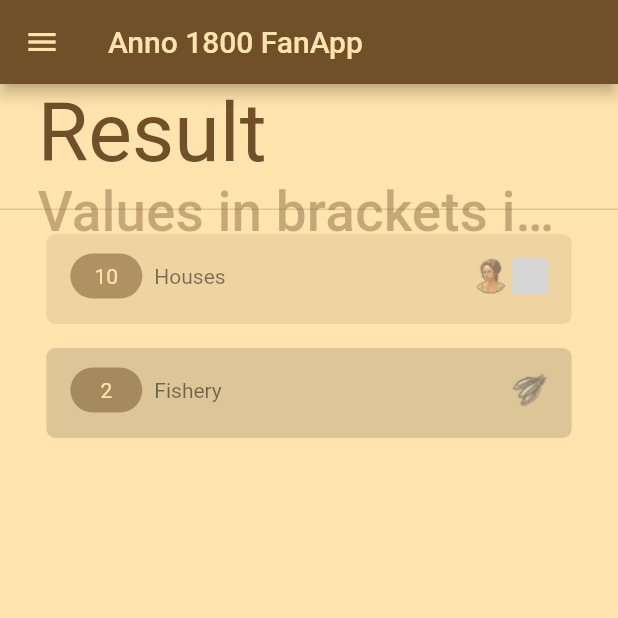
After one commit to vleeuwenmenno/Anno1800-FanApp, a Flutter app: the PopNeedsResult screen opened by its route, on a phone screen of 412 x 824 dp, the top half of it. The commit adds this screen. Run offline on Flutter 3.47's test engine with Material 2 defaults, Android fonts, the phone set to English and light mode, and no system bars; our stand-ins replace cached_network_image, flutter_html, flutter_screenutil, timeago; missing offline and left inert: webfeed; network calls fail; Roboto replaces fonts that are missing (Angsana New); grey boxes are pictures that could not be loaded.

Commit message:
Added excel file for needs Added result indicator widget Updated changelog and licenses file with scrollviews

```diff
--- a/lib/main.dart
+++ b/lib/main.dart
@@ -4,6 +4,7 @@ import 'package:anno1800_fanapp/pages/about/licenses.dart';
 import 'package:anno1800_fanapp/pages/newsFeed/newsDetails.dart';
 import 'package:anno1800_fanapp/pages/newsFeed/newsFeed.dart';
 import 'package:anno1800_fanapp/pages/popNeeds/popNeeds.dart';
+import 'package:anno1800_fanapp/pages/popNeeds/popNeedsResult.dart';
 import 'package:anno1800_fanapp/widgets/drawer.dart';
 import 'package:flutter/material.dart';
 import 'package:anno1800_fanapp/pages/splash.dart';
@@ -79,7 +80,8 @@ class MyApp extends StatelessWidget
 				'/drawer/news': (context) => NewsFeed(),
 				'/drawer/news/details': (context) => NewsDetails(),
 
-				"/drawer/population needs": (context) => PopNeeds(),
+				'/drawer/population needs': (context) => PopNeeds(),
+				'/drawer/population needs/result': (context) => PopNeedsResult(),
 
 				'/drawer/about': (context) => About(),
 				'/drawer/about/changelog': (context) => Changelog(),
--- /dev/null
+++ b/lib/pages/popNeeds/popNeedsResult.dart
@@ -0,0 +1,58 @@
+import 'package:anno1800_fanapp/widgets/MenuEntryRow.dart';
+import 'package:anno1800_fanapp/widgets/resultIndicator.dart';
+import 'package:flutter/material.dart';
+import 'package:flutter_screenutil/flutter_screenutil.dart';
+import 'package:anno1800_fanapp/widgets/drawer.dart';
+
+class PopNeedsResult extends StatefulWidget
+{
+	@override
+	PopNeedsResultState createState() => PopNeedsResultState();
+}
+
+class PopNeedsResultState extends State<PopNeedsResult>
+{
+	Widget build(BuildContext context)
+	{
+		ScreenUtil.instance = ScreenUtil.getInstance()..init(context);
+
+		return Scaffold(
+			appBar: AppBar(
+				title: Text('Anno 1800 FanApp'),
+			),
+			drawer: SideMenu(activePageId: 1),
+			body: SingleChildScrollView(
+				child: Column(
+					children: <Widget>
+					[
+						MenuEntryRow(
+							mainText: "Result",
+							subText: "Values in brackets is efficiency",
+							type: MenuEntryRowType.Text
+						),
+
+						Padding(padding: EdgeInsets.all(8)),
+
+						ResultIndicator(
+							width: (MediaQuery.of(context).size.width / 100) * 85,
+							icon: AssetImage("assets/tiers/farmer.png"),
+							secondaryIcon: AssetImage("assets/buildings/Residence.png"),
+							text: "Houses",
+							count: 10
+						),
+
+						Padding(padding: EdgeInsets.all(8)),
+
+						ResultIndicator(
+							width: (MediaQuery.of(context).size.width / 100) * 85,
+							icon: AssetImage("assets/resources/Fish.png"),
+							text: "Fishery",
+							count: 2,
+							percentage: 50,
+						)
+					]
+				)
+			)
+		);
+	}
+}
--- a/lib/widgets/MenuEntryRow.dart
+++ b/lib/widgets/MenuEntryRow.dart
@@ -101,7 +101,7 @@ class MenuEntryRowState extends State<MenuEntryRow>
 		return GestureDetector(
 			onTap: widget.enabled ? widget.onTap : null,
 			child: Container(
-				height: 75,
+				height: 84,
 				decoration: BoxDecoration(
 					color: (widget.dark ? const Color(0xff714F28) : const Color(0xffFFE4AD))
 				),
--- /dev/null
+++ b/lib/widgets/resultIndicator.dart
@@ -0,0 +1,153 @@
+import 'package:flutter/material.dart';
+
+class ResultIndicator extends StatefulWidget
+{
+	final String text;
+	final int count;
+
+	final ImageProvider icon;
+	final ImageProvider secondaryIcon;
+
+	final Color color;
+
+	final TextStyle labelStyle;
+
+	final VoidCallback onPressed;
+
+	BorderRadius borderRadius;
+
+	final double height;
+	final double width;
+	final double percentage;
+
+	final Duration animationDuration;
+
+	ResultIndicator({
+		this.text,
+		this.count,
+
+		this.icon,
+		this.secondaryIcon,
+
+		this.color = const Color(0x12000000),
+
+		this.labelStyle = const TextStyle(
+			fontFamily: 'Angsana New',
+			fontSize: 14.0,
+			color: const Color(0xff000000),
+			fontWeight: FontWeight.bold
+		),
+
+		this.onPressed,
+
+		this.borderRadius,
+
+		this.width = 256,
+		this.height = 60.0,
+		this.percentage = 0.0,
+
+		this.animationDuration = const Duration(milliseconds: 200)
+	});
+
+	@override
+	ResultIndicatorState createState() => ResultIndicatorState();
+}
+
+class ResultIndicatorState extends State<ResultIndicator> with SingleTickerProviderStateMixin
+{
+	@override
+	Widget build(BuildContext context)
+	{
+		if (widget.borderRadius == null)
+			widget.borderRadius = BorderRadius.circular(6.0);
+
+		return AnimatedContainer(
+			duration: widget.animationDuration,
+			width: widget.width,
+			height: widget.height,
+			child: Stack(
+				children: <Widget>
+				[
+					AnimatedContainer(
+						duration: widget.animationDuration,
+						width: (widget.width / 100) * (widget.percentage * 100),
+						height: widget.height,
+						decoration: BoxDecoration(
+							color: widget.color,
+							borderRadius: widget.borderRadius,
+						),
+					),
+
+					AnimatedContainer(
+						duration: widget.animationDuration,
+						width: widget.width,
+						height: widget.height,
+						decoration: BoxDecoration(
+							color: widget.color,
+							borderRadius: widget.borderRadius,
+						),
+						child: ListTile(
+							title: Row(
+								children: <Widget>
+								[
+									AnimatedContainer(
+										duration: widget.animationDuration,
+										width: 48,
+										height: widget.height / 2,
+										decoration: BoxDecoration(
+											color: Color(0x80714F28),
+											borderRadius: BorderRadius.circular(30),
+										),
+										child: AnimatedContainer(
+											duration: widget.animationDuration,
+											alignment: FractionalOffset.center,
+											child: RichText(
+												text: TextSpan(
+													text: "${widget.count}",
+													style: TextStyle(
+														color: Color(0xffFFE4AD)
+													)
+												)
+											)
+										)
+									),
+
+									Padding(padding: EdgeInsets.only(left: 8)),
+
+									RichText(
+										text: TextSpan(
+											text: widget.text,
+											style: TextStyle(
+												color: Color(0x80000000)
+											)
+										)
+									)
+								]
+							),
+							trailing: Container(
+								child: Stack(
+									children: <Widget>
+									[
+										Opacity(child: Image(image: widget.icon, width: 24), opacity: 0.5),
+
+										widget.secondaryIcon != null ?
+										Padding(
+											padding: EdgeInsets.only(left: 26),
+											child: Opacity(
+												opacity: 0.5,
+												child: Image(
+													image: widget.secondaryIcon,
+													width: 24
+												)
+											)
+										) : Offstage()
+									],
+								),
+							)
+						),
+					)
+				],
+			)
+		);
+	}
+}
```
Also changed, not shown: lib/pages/about/changelog.dart (+7 -9 lines), lib/pages/about/licenses.dart (+6 -9 lines), lib/pages/popNeeds/popNeeds.dart (+117 -9 lines), lib/widgets/detailedTextfield.dart (added, +143 -0 lines), lib/backend/populationCalculator.dart (added), 1 other file.
